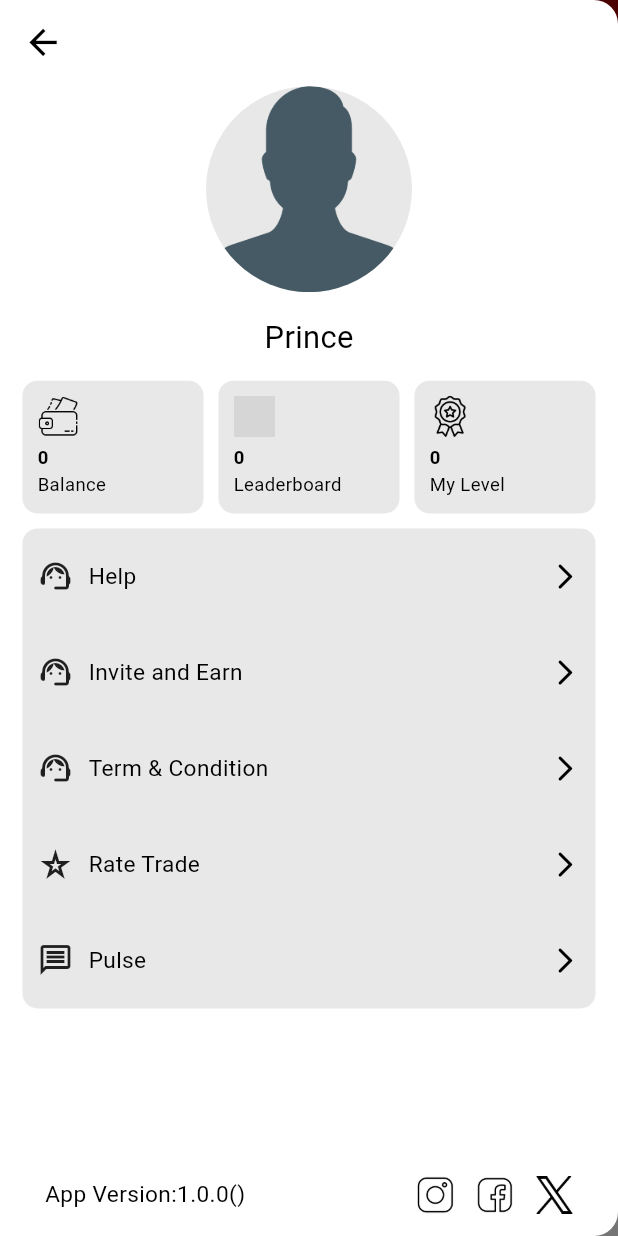
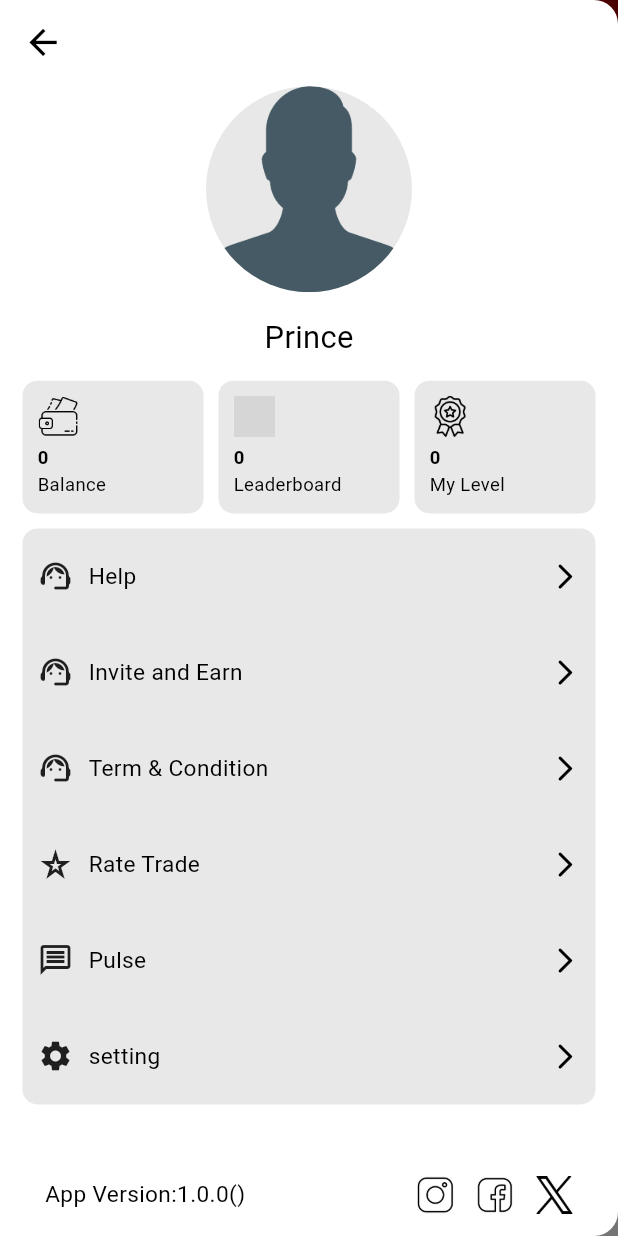
Before and after one commit to hp652024/trede, a Flutter app: the screen it shows after launch, item 2 of the bottom bar chosen, in the side drawer, after a tap on the "account balance wallet" icon, on a phone screen of 412 x 824 dp. Run offline on Flutter 3.47's test engine with Material 3 defaults, Android fonts, the light colour scheme and no system bars; our stand-ins replace carousel_slider, google_fonts, sizer; network calls fail; grey boxes are pictures that could not be loaded.

Commit message:
19_5_2021

```diff
--- a/lib/app_element/provider_class_intialize.dart
+++ b/lib/app_element/provider_class_intialize.dart
@@ -1,8 +1,10 @@
 import 'package:moneytomoney/page/bottombar/dash_provider.dart';
+import 'package:moneytomoney/page/home/home_controller.dart';
 import 'package:provider/provider.dart';
 import 'package:provider/single_child_widget.dart';
 
 
 List<SingleChildWidget> providerClass=[
   ChangeNotifierProvider(create: (context) => DashProvider(),),
+  ChangeNotifierProvider(create: (context) => HomeProvider(),),
 ];
--- a/lib/page/home/home_screen.dart
+++ b/lib/page/home/home_screen.dart
@@ -1,10 +1,9 @@
 import 'package:flutter/material.dart';
-import 'package:moneytomoney/app_element/app_text_widget.dart';
 import 'package:moneytomoney/app_element/appcolor.dart';
+import 'package:moneytomoney/page/home/home_controller.dart';
 import 'package:moneytomoney/utils/match%20_vs_match_widget.dart';
-
 import 'package:moneytomoney/utils/on_boarding_widget.dart';
-import 'package:moneytomoney/utils/question_widget.dart';
+import 'package:provider/provider.dart';
 import 'package:sizer/sizer.dart';
 
 class HomeScreen extends StatefulWidget {
@@ -14,18 +13,16 @@ class HomeScreen extends StatefulWidget {
 }
 
 class _HomeScreenState extends State<HomeScreen> with TickerProviderStateMixin {
-  late TabController tabControllerTo;
+
+
   @override
   void initState() {
     // TODO: implement initState
     super.initState();
-    tabControllerTo = TabController(
-      length: 2,
-      vsync: this,
-    );
   }
   @override
   Widget build(BuildContext context) {
+    final homeProvider = Provider.of<HomeProvider>(context);
     return Scaffold(
 
       body: SingleChildScrollView(
@@ -35,54 +32,33 @@ class _HomeScreenState extends State<HomeScreen> with TickerProviderStateMixin {
               padding: EdgeInsets.only(bottom: 12),
               child: SliderGlobal(),
             ),
-            SizedBox(
-              height: 7.h,
-              child: Padding(
-                padding: const EdgeInsets.all(8.0),
-                child: TabBar(
-
-
-                  indicatorColor: black,
-                    physics: const NeverScrollableScrollPhysics(),
-                    controller: tabControllerTo,
-                    // isScrollable: false,
-                    labelColor: white,
-                    // tabAlignment: TabAlignment.center,
-
-                     unselectedLabelColor: black,
-
-                    labelStyle: TextStyle(
-                        fontSize: 10.sp,
-                        fontFamily: 'poppins',
-                        fontWeight: FontWeight.w600),
-
-                    indicator: const BoxDecoration(
-
-                borderRadius: BorderRadius.all(Radius.circular(10)),
-                      color: themeColor,
-                        border: Border(
-                            bottom: BorderSide(
-                                color: Colors.black, ))),
-                    tabs:  [
-                      Tab(
-                        child: Row(mainAxisAlignment: MainAxisAlignment.center,
-                          children: [
-                             Text("Cricket")
-                          ],
-                        ),
-                      ),
-                      Tab(
-
-                        child: Row(mainAxisAlignment: MainAxisAlignment.center,
-                          children: [
-                            Text("FoodBall")
-                          ],
-                        ),
-                      ),
-                    ]),
+        Padding(
+          padding: const EdgeInsets.all(8.0),
+          child: Row(
+            children: [
+              Expanded(
+                child: InkWell(onTap: () {
+                  homeProvider.tabOne();
+                },
+                  child: Container(
+                    height: 4.h,
+                    decoration: BoxDecoration(color: homeProvider.selectTab?themeColor:white,
+                        borderRadius:BorderRadius.circular(10)
+                    ),child: Center(child: Text("Cricket",style: TextStyle(color:  homeProvider.selectTab?white:black),)),),
+                ),
               ),
-            ),
-
+              Expanded(child: InkWell(onTap: () {
+                homeProvider.tabTo();
+              },
+                child: Container(
+                  height: 4.h,
+                  decoration: BoxDecoration(color: homeProvider.selectTab?white:themeColor ,
+                      borderRadius:BorderRadius.circular(10)
+                  ),child:  Center(child: Text("Football",style: TextStyle(color:  homeProvider.selectTab?black:white))),),
+              ))
+            ],
+          ),
+        ),
             ListView.builder(
               physics: const NeverScrollableScrollPhysics(),
               shrinkWrap: true,
--- a/lib/utils/app_drawer.dart
+++ b/lib/utils/app_drawer.dart
@@ -2,7 +2,9 @@ import 'package:flutter/material.dart';
 import 'package:moneytomoney/app_element/appcolor.dart';
 import 'package:moneytomoney/app_element/font_style.dart';
 import 'package:moneytomoney/app_element/images_path.dart';
+import 'package:moneytomoney/page/drawar_screen/setting/setting.dart';
 import 'package:moneytomoney/utils/appbar.dart';
+import 'package:provider/provider.dart';
 import 'package:sizer/sizer.dart';
 
 class AppDrawar extends StatefulWidget {
@@ -47,7 +49,7 @@ class _AppDrawarState extends State<AppDrawar> {
                 mainAxisAlignment: MainAxisAlignment.spaceBetween,
               ),
               Container(
-                margin: EdgeInsets.symmetric(vertical: 10),
+                margin: const EdgeInsets.symmetric(vertical: 10),
                 decoration: BoxDecoration(
                   borderRadius: BorderRadius.circular(10),
                   color: offWhite,
@@ -59,10 +61,18 @@ class _AppDrawarState extends State<AppDrawar> {
                     tile(Icons.support_agent_rounded, "Term & Condition"),
                     tile(Icons.star_rate_outlined, "Rate Trade"),
                     tile(Icons.message_outlined, "Pulse"),
+                    InkWell(onTap: () {
+                      Navigator.of(context).push(
+                        MaterialPageRoute(
+                          builder: (BuildContext context) =>const SettingScreen()
+                        ),
+                      );
+
+                    },child: tile(Icons.settings, "setting")),
                   ],
                 ),
               ),
-              Spacer(),
+              const Spacer(),
               Padding(
                 padding: const EdgeInsets.symmetric(horizontal: 15.0),
                 child: Row(
@@ -103,7 +113,7 @@ class _AppDrawarState extends State<AppDrawar> {
   Widget detailBox(String icon, String value, String tag) {
     return Expanded(
       child: Container(
-        padding: EdgeInsets.all(10),
+        padding: const EdgeInsets.all(10),
         decoration: BoxDecoration(
             borderRadius: BorderRadius.circular(10), color: offWhite),
         child: Column(
@@ -126,7 +136,7 @@ class _AppDrawarState extends State<AppDrawar> {
 
   Widget tile(IconData icon, String title) {
     return Padding(
-      padding: EdgeInsets.symmetric(horizontal: 10, vertical: 20),
+      padding: const EdgeInsets.symmetric(horizontal: 10, vertical: 20),
       child: Row(
         children: [
           Icon(icon),
--- a/lib/utils/on_boarding_widget.dart
+++ b/lib/utils/on_boarding_widget.dart
@@ -51,6 +51,7 @@ List images = [
                     child: Container(
                         decoration: BoxDecoration(
                           color:Colors.deepPurple,
+                          borderRadius: BorderRadius.circular(10),
                           image: DecorationImage(
                               fit: BoxFit.fill,
                               image: NetworkImage(
```
Also changed, not shown: lib/model/globle_model.dart (added, +10 -0 lines), lib/page/drawar_screen/contact Us/contact_us.dart (added, +44 -0 lines), lib/page/drawar_screen/setting/setting.dart (added, +57 -0 lines), lib/page/home/home_controller.dart (added, +15 -0 lines).
